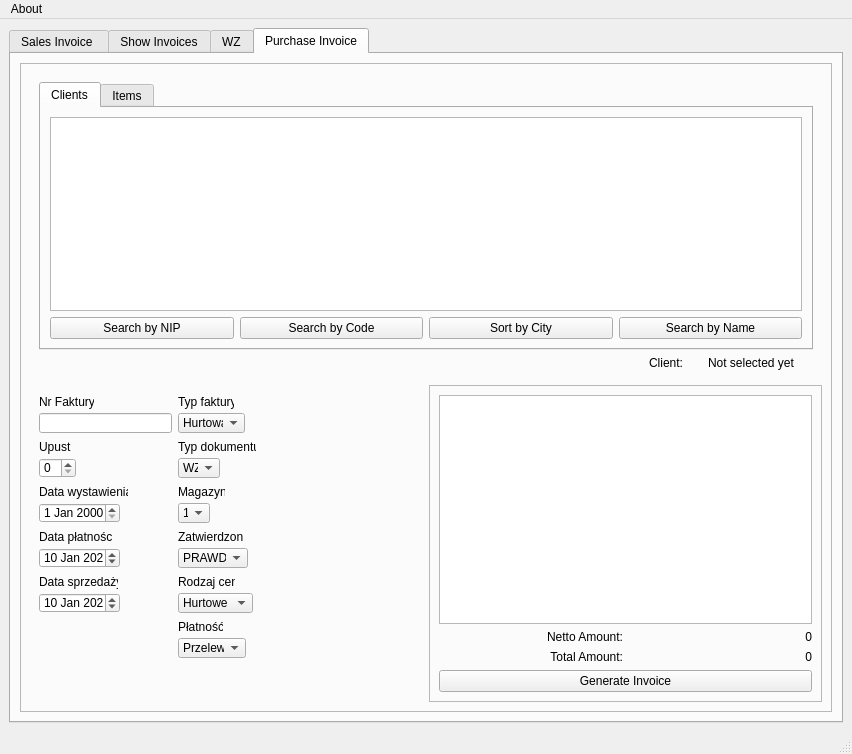
Before: the Qt Designer form view/tryui.ui in PrzemyslawSarnacki/invoiceApp, drawn with Qt 5.
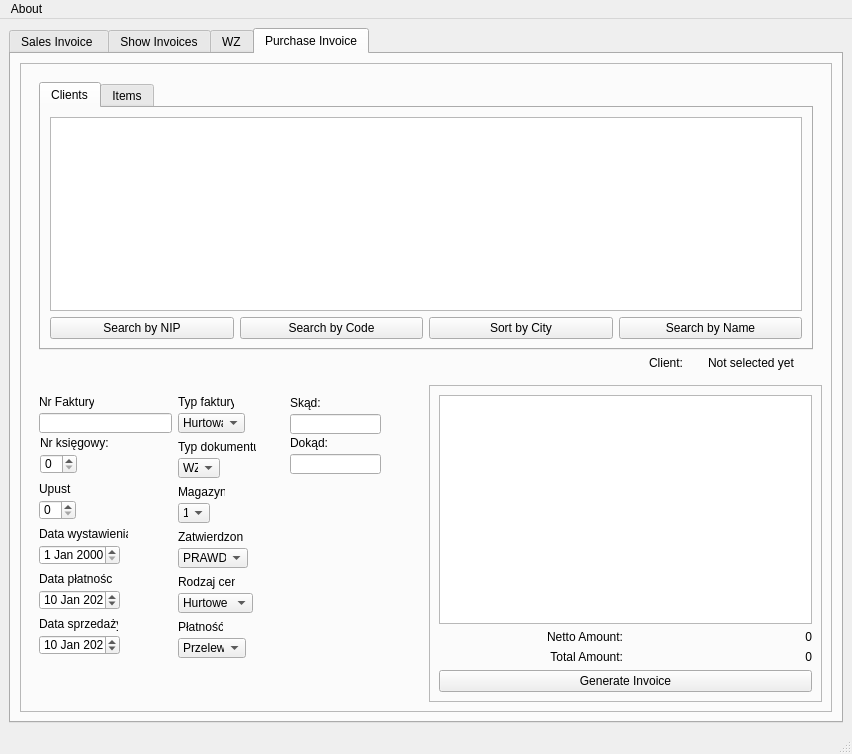
After: the same form once the commit is applied. The open tabs and pages were chosen to show the change.

Patch:
```diff
--- a/view/tryui.ui
+++ b/view/tryui.ui
@@ -1036,7 +1036,7 @@
                 <property name="geometry">
                  <rect>
                   <x>9</x>
-                  <y>54</y>
+                  <y>96</y>
                   <width>32</width>
                   <height>16</height>
                  </rect>
@@ -1049,7 +1049,7 @@
                 <property name="geometry">
                  <rect>
                   <x>9</x>
-                  <y>73</y>
+                  <y>115</y>
                   <width>37</width>
                   <height>20</height>
                  </rect>
@@ -1059,7 +1059,7 @@
                 <property name="geometry">
                  <rect>
                   <x>9</x>
-                  <y>99</y>
+                  <y>141</y>
                   <width>89</width>
                   <height>16</height>
                  </rect>
@@ -1072,7 +1072,7 @@
                 <property name="geometry">
                  <rect>
                   <x>9</x>
-                  <y>118</y>
+                  <y>160</y>
                   <width>81</width>
                   <height>20</height>
                  </rect>
@@ -1082,7 +1082,7 @@
                 <property name="geometry">
                  <rect>
                   <x>9</x>
-                  <y>144</y>
+                  <y>186</y>
                   <width>73</width>
                   <height>16</height>
                  </rect>
@@ -1095,7 +1095,7 @@
                 <property name="geometry">
                  <rect>
                   <x>9</x>
-                  <y>163</y>
+                  <y>205</y>
                   <width>81</width>
                   <height>20</height>
                  </rect>
@@ -1135,7 +1135,7 @@
                 <property name="geometry">
                  <rect>
                   <x>9</x>
-                  <y>189</y>
+                  <y>231</y>
                   <width>79</width>
                   <height>16</height>
                  </rect>
@@ -1148,7 +1148,7 @@
                 <property name="geometry">
                  <rect>
                   <x>9</x>
-                  <y>208</y>
+                  <y>250</y>
                   <width>81</width>
                   <height>20</height>
                  </rect>
@@ -1379,6 +1379,75 @@
                  <string>Płatność:</string>
                 </property>
                </widget>
+               <widget class="QSpinBox" name="accountingNumberSpinBox_2">
+                <property name="geometry">
+                 <rect>
+                  <x>10</x>
+                  <y>69</y>
+                  <width>37</width>
+                  <height>20</height>
+                 </rect>
+                </property>
+               </widget>
+               <widget class="QLabel" name="discountLabel_4">
+                <property name="geometry">
+                 <rect>
+                  <x>10</x>
+                  <y>50</y>
+                  <width>71</width>
+                  <height>16</height>
+                 </rect>
+                </property>
+                <property name="text">
+                 <string>Nr księgowy:</string>
+                </property>
+               </widget>
+               <widget class="QLineEdit" name="sourceEdit">
+                <property name="geometry">
+                 <rect>
+                  <x>260</x>
+                  <y>29</y>
+                  <width>91</width>
+                  <height>20</height>
+                 </rect>
+                </property>
+               </widget>
+               <widget class="QLabel" name="sourceLabel">
+                <property name="geometry">
+                 <rect>
+                  <x>260</x>
+                  <y>10</y>
+                  <width>55</width>
+                  <height>16</height>
+                 </rect>
+                </property>
+                <property name="text">
+                 <string>Skąd:</string>
+                </property>
+               </widget>
+               <widget class="QLineEdit" name="destinationEdit">
+                <property name="geometry">
+                 <rect>
+                  <x>260</x>
+                  <y>69</y>
+                  <width>91</width>
+                  <height>20</height>
+                 </rect>
+                </property>
+               </widget>
+               <widget class="QLabel" name="destinationLabel">
+                <property name="geometry">
+                 <rect>
+                  <x>260</x>
+                  <y>50</y>
+                  <width>55</width>
+                  <height>16</height>
+                 </rect>
+                </property>
+                <property name="text">
+                 <string>Dokąd:</string>
+                </property>
+               </widget>
               </widget>
              </item>
             </layout>
```
Left out of the diff: 2 changed lines with no effect on the pictures.
